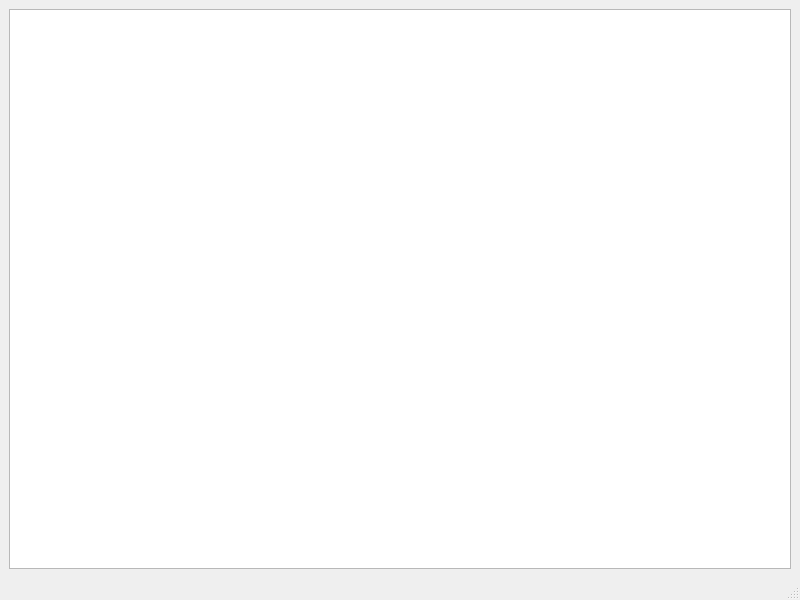
gabriellopera/Lab-5, file mainwindow.ui: the form before one commit.
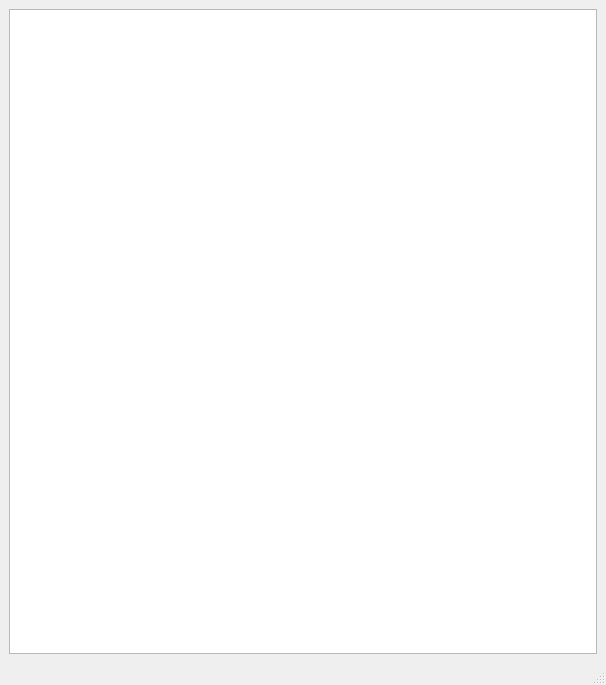
The form after the commit.

What changed in the file:
```diff
--- a/mainwindow.ui
+++ b/mainwindow.ui
@@ -6,14 +6,14 @@
    <rect>
     <x>0</x>
     <y>0</y>
-    <width>800</width>
-    <height>600</height>
+    <width>606</width>
+    <height>685</height>
    </rect>
   </property>
   <property name="maximumSize">
    <size>
-    <width>1080</width>
-    <height>1080</height>
+    <width>1500</width>
+    <height>1000</height>
    </size>
   </property>
   <property name="windowTitle">
@@ -25,8 +25,8 @@
      <widget class="QGraphicsView" name="graphicsView">
       <property name="maximumSize">
        <size>
-        <width>16777215</width>
-        <height>16777215</height>
+        <width>2000</width>
+        <height>1000</height>
        </size>
       </property>
      </widget>
```
Left out of the diff: 2 changed lines with no effect on the pictures.
